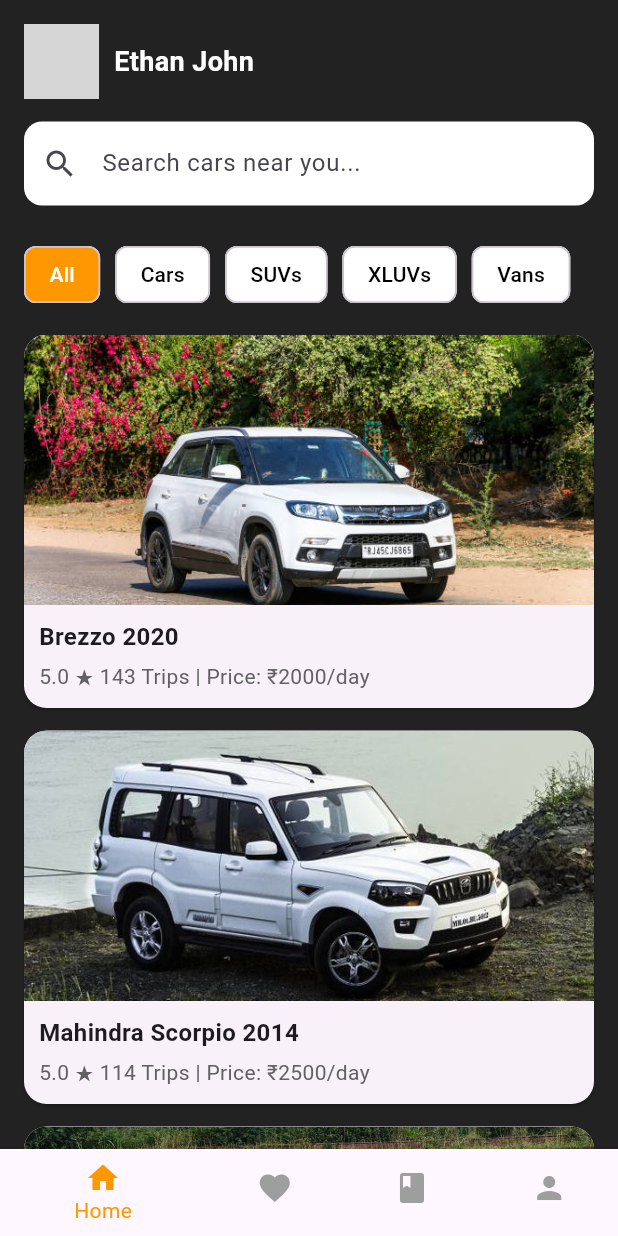
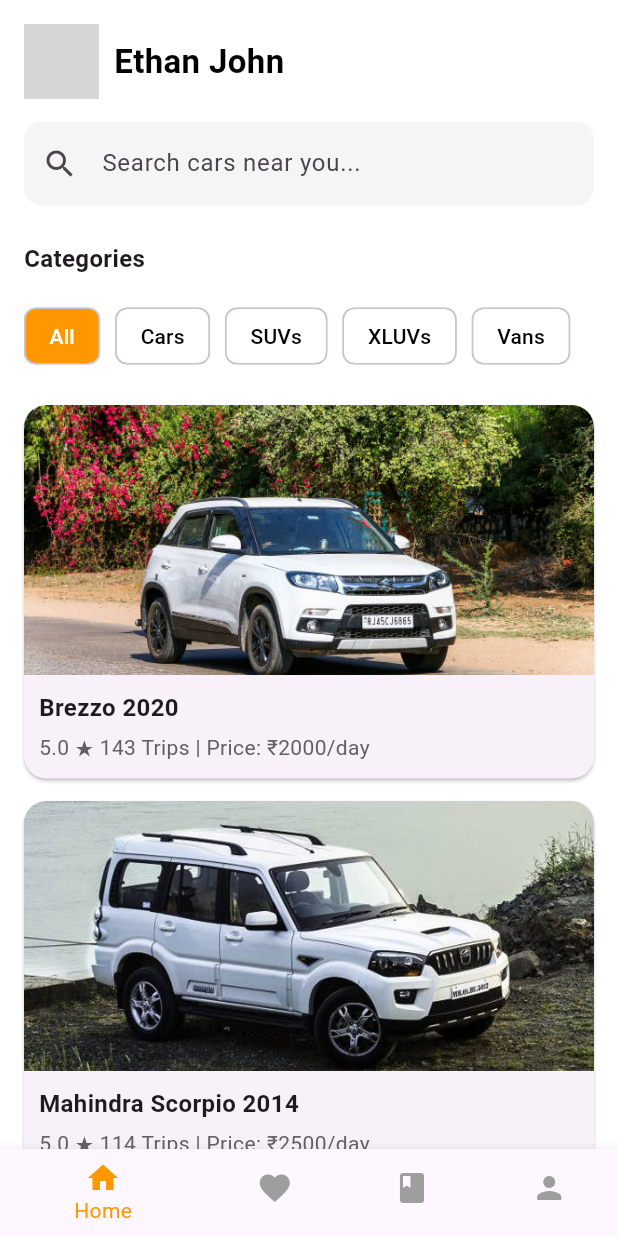
Before and after one commit to Deep-Kacha/Car_Rent_App, a Flutter app: the screen it shows after launch, on a phone screen of 412 x 824 dp. Run offline on Flutter 3.47's test engine with Material 3 defaults, Android fonts, the light colour scheme and no system bars; network calls fail; grey boxes are pictures that could not be loaded.

Commit message:
changes in home page design

```diff
--- a/car_rental_project/lib/Home Page/home_page.dart
+++ b/car_rental_project/lib/Home Page/home_page.dart
@@ -23,14 +23,15 @@
   @override
   Widget build(BuildContext context) {
     return Scaffold(
-      backgroundColor: Colors.black87,
+      backgroundColor: Colors.white,
       body: SafeArea(
         child: Column(
           crossAxisAlignment: CrossAxisAlignment.start,
           children: [
             // Profile and Search
             Padding(
-              padding: const EdgeInsets.all(16),
+              padding: const EdgeInsets.fromLTRB(16, 16, 16, 8),
+
               child: Column(
                 crossAxisAlignment: CrossAxisAlignment.start,
                 children: [
@@ -46,9 +47,9 @@
                       Text(
                         "Ethan John",
                         style: TextStyle(
-                          fontSize: 18,
+                          fontSize: 22,
                           fontWeight: FontWeight.bold,
-                          color: Colors.white,
+                          color: Colors.black,
                         ),
                       ),
                     ],
@@ -59,7 +60,7 @@
                       hintText: "Search cars near you...",
                       prefixIcon: Icon(Icons.search),
                       filled: true,
-                      fillColor: Colors.white,
+                      fillColor: Color(0xFFF5F5F5),
                       border: OutlineInputBorder(
                         borderRadius: BorderRadius.circular(12),
                         borderSide: BorderSide.none,
@@ -69,7 +70,15 @@
                 ],
               ),
             ),
-
+            Padding(
+              padding: const EdgeInsets.all(16),
+              child: Container(
+                child: Text(
+                  "Categories",
+                  style: TextStyle(fontSize: 16, fontWeight: FontWeight.bold),
+                ),
+              ),
+            ),
             // Categories
             Container(
               height: 60,
@@ -80,7 +89,9 @@
                 itemBuilder: (context, index) {
                   return Container(
                     margin: EdgeInsets.only(right: 10),
-                    child: Chip(
+                    child: Column(
+                      children: [
+                        Chip(
                           label: Text(categories[index]),
                           backgroundColor: index == 0
                               ? Colors.orange
@@ -88,6 +99,8 @@
                           labelStyle: TextStyle(
                             color: index == 0 ? Colors.white : Colors.black,
                           ),
+                        ),
+                      ],
                     ),
                   );
                 },
```
Lines whose indentation alone changed are shown as unchanged.
